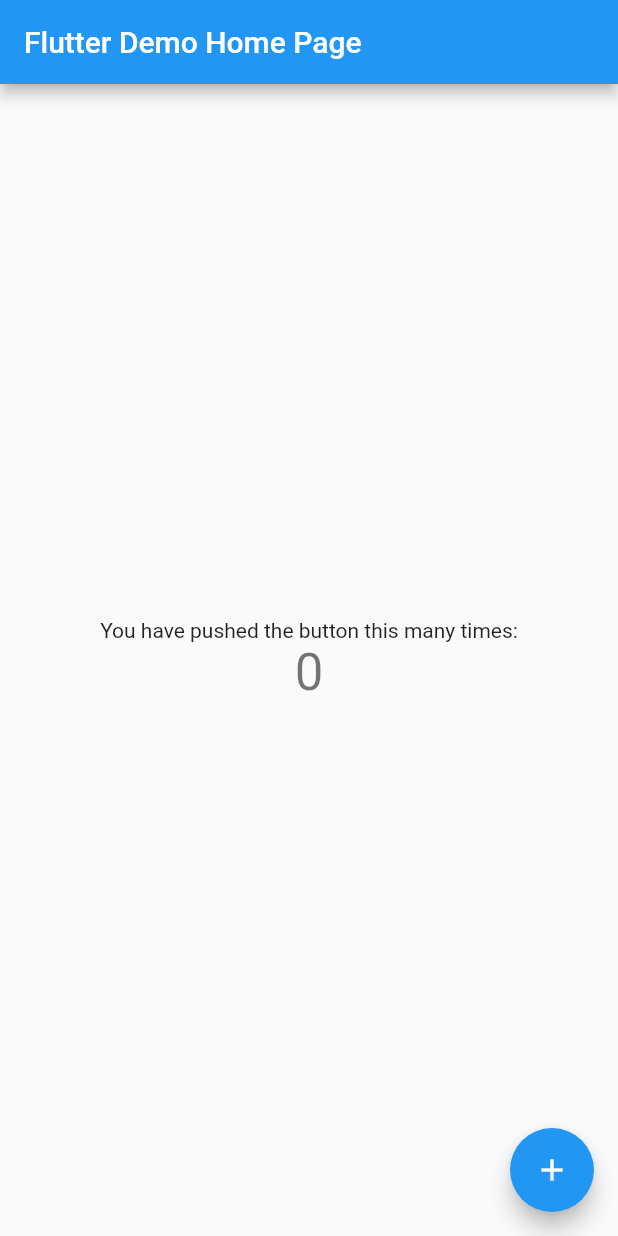
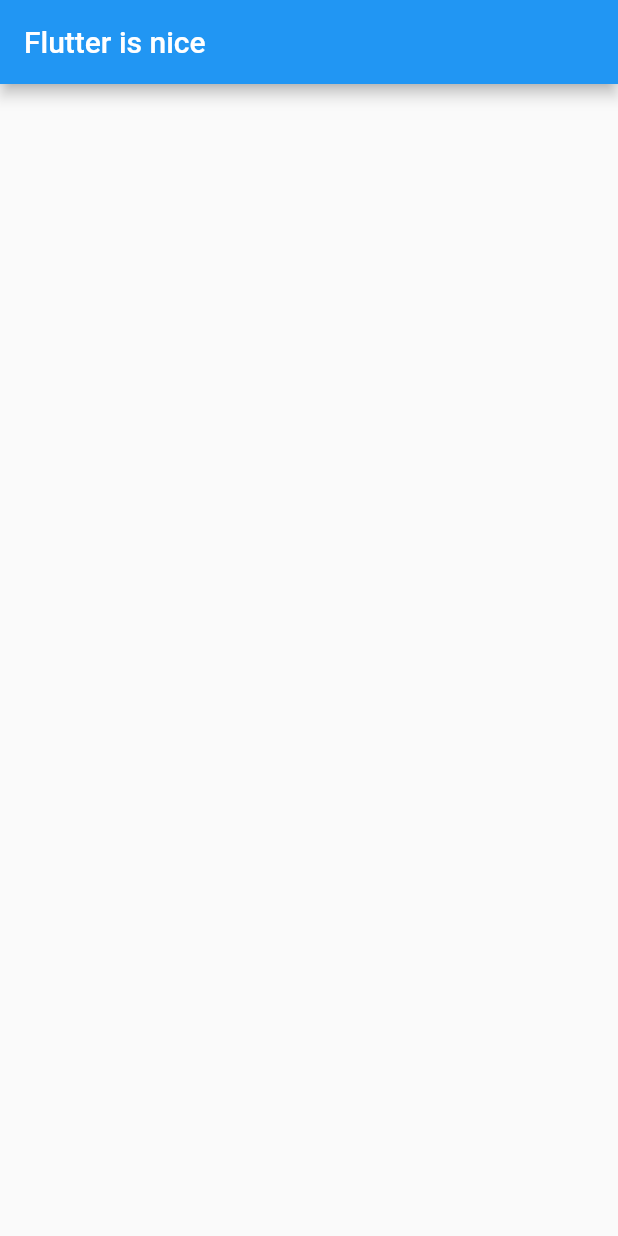
Before and after one commit to abhishekshahane/awesome_app, a Flutter app: the screen it shows after launch, on a phone screen of 412 x 824 dp. Run offline on Flutter 3.47's test engine with Material 2 defaults, Android fonts, the phone set to English and light mode, and no system bars.

```diff
--- a/lib/main.dart
+++ b/lib/main.dart
@@ -1,117 +1,32 @@
+import 'package:flutter/widgets.dart';
 import 'package:flutter/material.dart';
 
 void main() {
-  runApp(MyApp());
+  //WidgetsApp
+  // Run the Widgets on called
+
+  runApp(MaterialApp(
+    home: HomePage(),
+  ));
 }
 
-class MyApp extends StatelessWidget {
-  // This widget is the root of your application.
+/*
+Overiding the first method, but inherting
+the previous Widget.
+By class.
+*/
+class HomePage extends StatelessWidget {
   @override
   Widget build(BuildContext context) {
-    return MaterialApp(
-      title: 'Flutter Demo',
-      theme: ThemeData(
-        // This is the theme of your application.
-        //
-        // Try running your application with "flutter run". You'll see the
-        // application has a blue toolbar. Then, without quitting the app, try
-        // changing the primarySwatch below to Colors.green and then invoke
-        // "hot reload" (press "r" in the console where you ran "flutter run",
-        // or simply save your changes to "hot reload" in a Flutter IDE).
-        // Notice that the counter didn't reset back to zero; the application
-        // is not restarted.
-        primarySwatch: Colors.blue,
-        // This makes the visual density adapt to the platform that you run
-        // the app on. For desktop platforms, the controls will be smaller and
-        // closer together (more dense) than on mobile platforms.
-        visualDensity: VisualDensity.adaptivePlatformDensity,
+    /*
+    Scaffold is from top to bottom
+    Also, the app bar displays flutter is nice.
+    appBar: AppBar(title: Text("Flutter is nice"))
+    */
+    return Scaffold(
+      appBar: AppBar(
+        title: Text("Flutter is nice"),
       ),
-      home: MyHomePage(title: 'Flutter Demo Home Page'),
     );
   }
 }
-
-class MyHomePage extends StatefulWidget {
-  MyHomePage({Key key, this.title}) : super(key: key);
-
-  // This widget is the home page of your application. It is stateful, meaning
-  // that it has a State object (defined below) that contains fields that affect
-  // how it looks.
-
-  // This class is the configuration for the state. It holds the values (in this
-  // case the title) provided by the parent (in this case the App widget) and
-  // used by the build method of the State. Fields in a Widget subclass are
-  // always marked "final".
-
-  final String title;
-
-  @override
-  _MyHomePageState createState() => _MyHomePageState();
-}
-
-class _MyHomePageState extends State<MyHomePage> {
-  int _counter = 0;
-
-  void _incrementCounter() {
-    setState(() {
-      // This call to setState tells the Flutter framework that something has
-      // changed in this State, which causes it to rerun the build method below
-      // so that the display can reflect the updated values. If we changed
-      // _counter without calling setState(), then the build method would not be
-      // called again, and so nothing would appear to happen.
-      _counter++;
-    });
-  }
-
-  @override
-  Widget build(BuildContext context) {
-    // This method is rerun every time setState is called, for instance as done
-    // by the _incrementCounter method above.
-    //
-    // The Flutter framework has been optimized to make rerunning build methods
-    // fast, so that you can just rebuild anything that needs updating rather
-    // than having to individually change instances of widgets.
-    return Scaffold(
-      appBar: AppBar(
-        // Here we take the value from the MyHomePage object that was created by
-        // the App.build method, and use it to set our appbar title.
-        title: Text(widget.title),
-      ),
-      body: Center(
-        // Center is a layout widget. It takes a single child and positions it
-        // in the middle of the parent.
-        child: Column(
-          // Column is also a layout widget. It takes a list of children and
-          // arranges them vertically. By default, it sizes itself to fit its
-          // children horizontally, and tries to be as tall as its parent.
-          //
-          // Invoke "debug painting" (press "p" in the console, choose the
-          // "Toggle Debug Paint" action from the Flutter Inspector in Android
-          // Studio, or the "Toggle Debug Paint" command in Visual Studio Code)
-          // to see the wireframe for each widget.
-          //
-          // Column has various properties to control how it sizes itself and
-          // how it positions its children. Here we use mainAxisAlignment to
-          // center the children vertically; the main axis here is the vertical
-          // axis because Columns are vertical (the cross axis would be
-          // horizontal).
-          mainAxisAlignment: MainAxisAlignment.center,
-          children: <Widget>[
-            Text(
-              'You have pushed the button this many times:',
-            ),
-            Text(
-              '$_counter',
-              style: Theme.of(context).textTheme.headline4,
-            ),
-          ],
-        ),
-      ),
-      floatingActionButton: FloatingActionButton(
-        onPressed: _incrementCounter,
-        tooltip: 'Increment',
-        child: Icon(Icons.add),
-      ), // This trailing comma makes auto-formatting nicer for build methods.
-    );
-  }
-}
```
Also changed, not shown: 2 other files.
